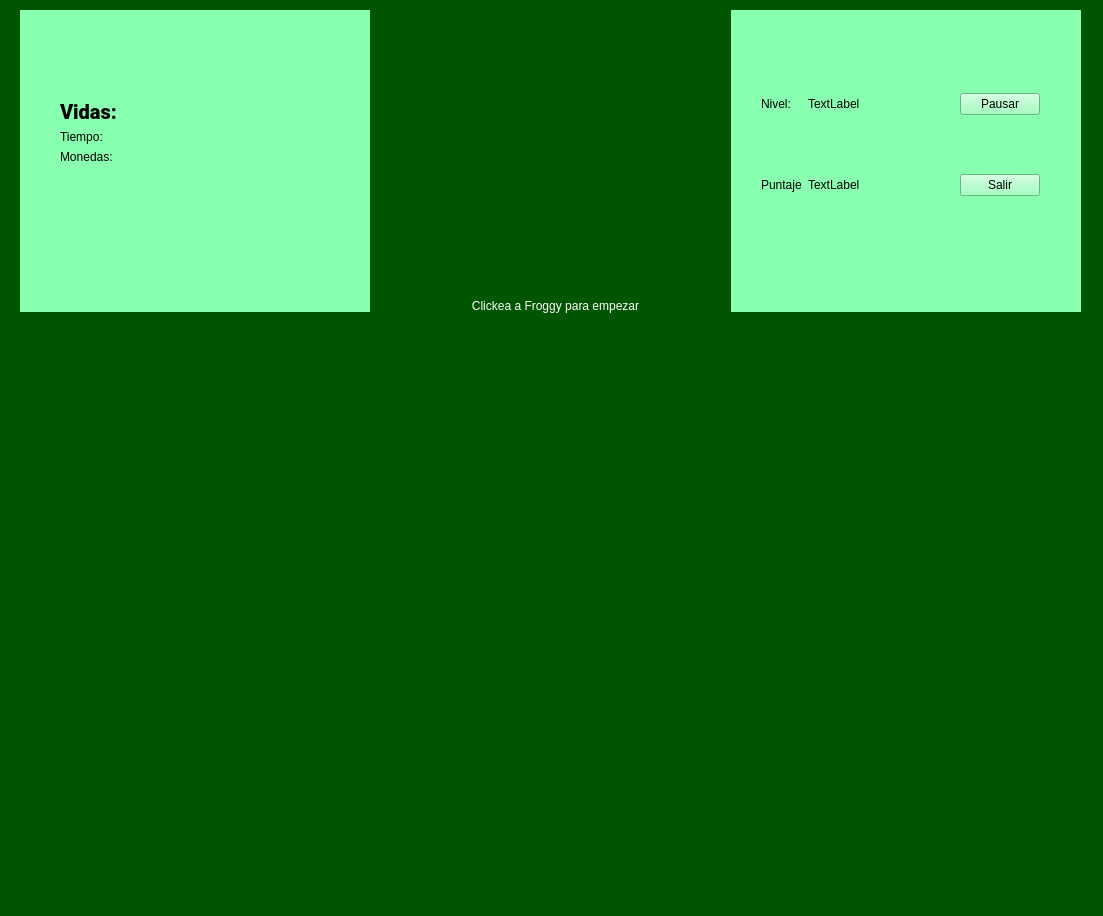
agucova/IIC2233, file Tareas/T2/ventanas/juego.ui: the form before one commit.
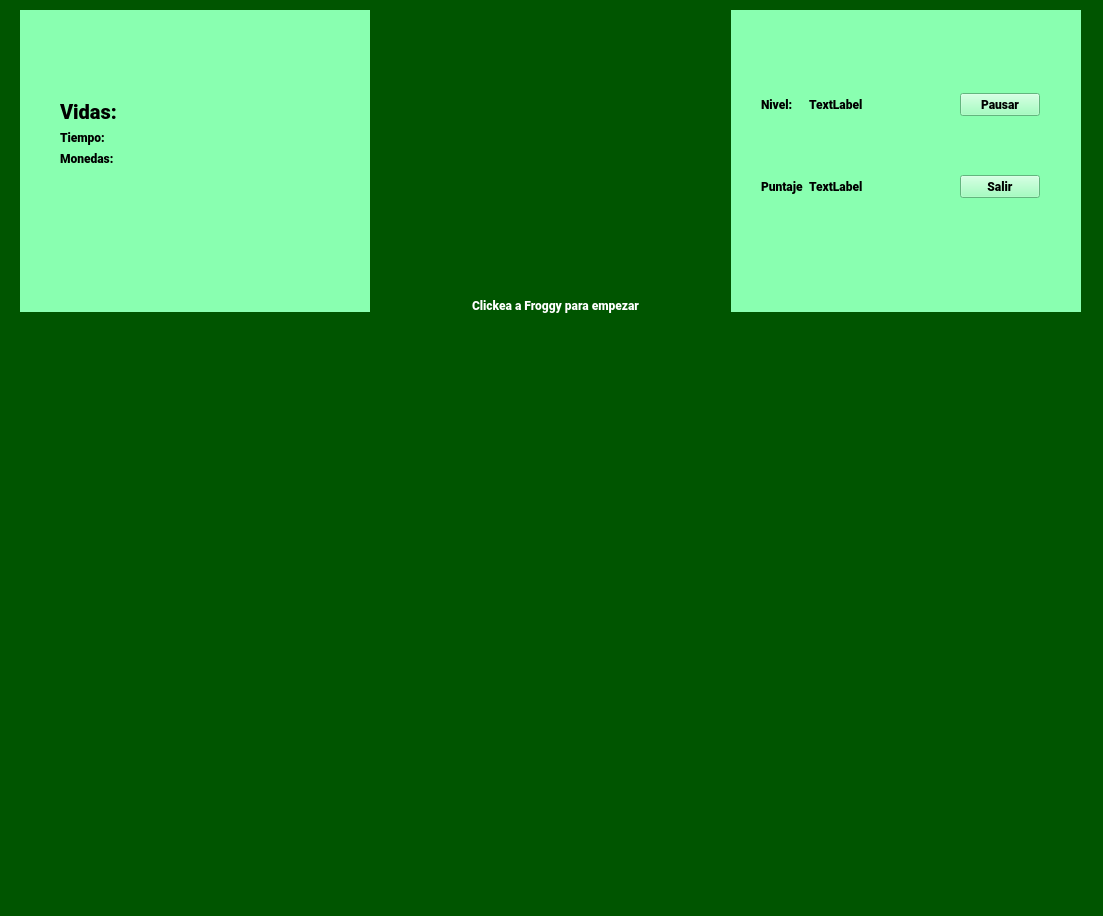
The form after the commit. Icons and pictures are not drawn.

Commit message: t2: font support, better parameters

```diff
--- a/Tareas/T2/ventanas/juego.ui
+++ b/Tareas/T2/ventanas/juego.ui
@@ -48,7 +48,8 @@
      <item>
       <widget class="QWidget" name="display1" native="true">
        <property name="styleSheet">
-        <string notr="true">background-color: rgb(137, 255, 176)</string>
+        <string notr="true">background-color: rgb(137, 255, 176);
+font-family: Roboto Black, sans-serif;</string>
        </property>
        <widget class="QWidget" name="formLayoutWidget">
         <property name="geometry">
@@ -155,7 +156,8 @@
      <item>
       <widget class="QWidget" name="display2" native="true">
        <property name="styleSheet">
-        <string notr="true">background-color: rgb(137, 255, 176)</string>
+        <string notr="true">background-color: rgb(137, 255, 176);
+font-family: Roboto Black, sans-serif;</string>
        </property>
        <widget class="QWidget" name="gridLayoutWidget">
         <property name="geometry">
@@ -183,6 +185,9 @@
          </item>
          <item row="0" column="1">
           <widget class="QLabel" name="valor_nivel">
+           <property name="styleSheet">
+            <string notr="true">font-family: Roboto Black, sans-serif;</string>
+           </property>
            <property name="text">
             <string>TextLabel</string>
            </property>
@@ -266,7 +271,8 @@
      </rect>
     </property>
     <property name="styleSheet">
-     <string notr="true">color: rgb(255, 255, 255)</string>
+     <string notr="true">color: rgb(255, 255, 255);
+font-family: Roboto Black, sans-serif;</string>
     </property>
     <property name="text">
      <string>Clickea a Froggy para empezar</string>
```
The commit also changes 6 other files.
